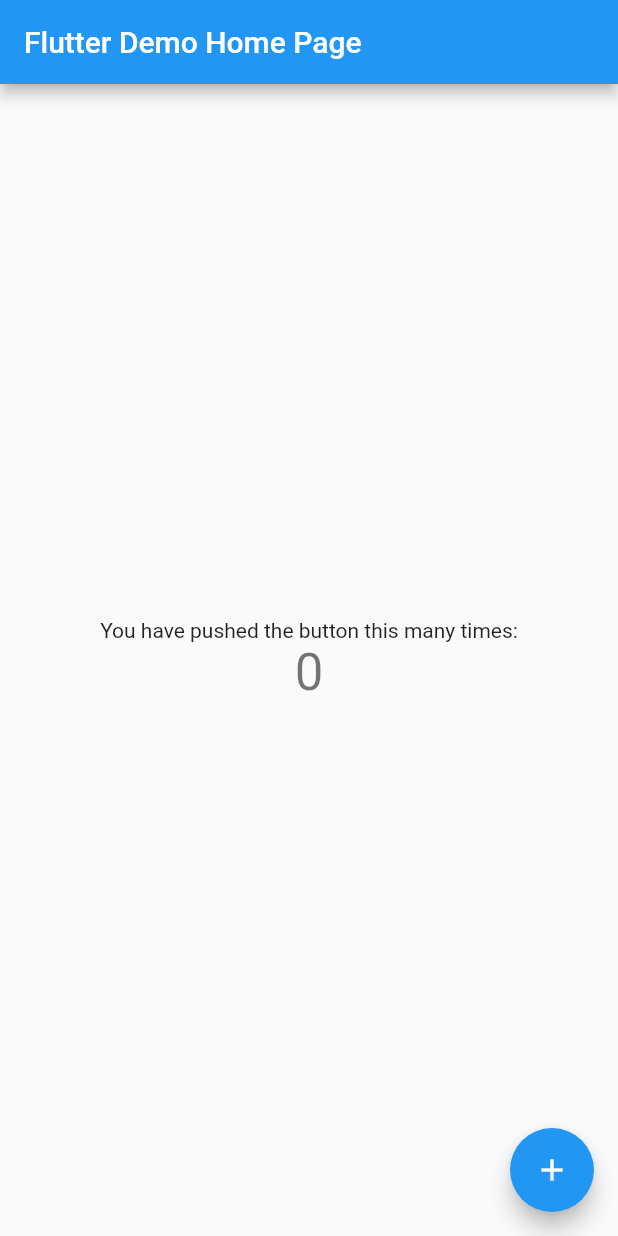
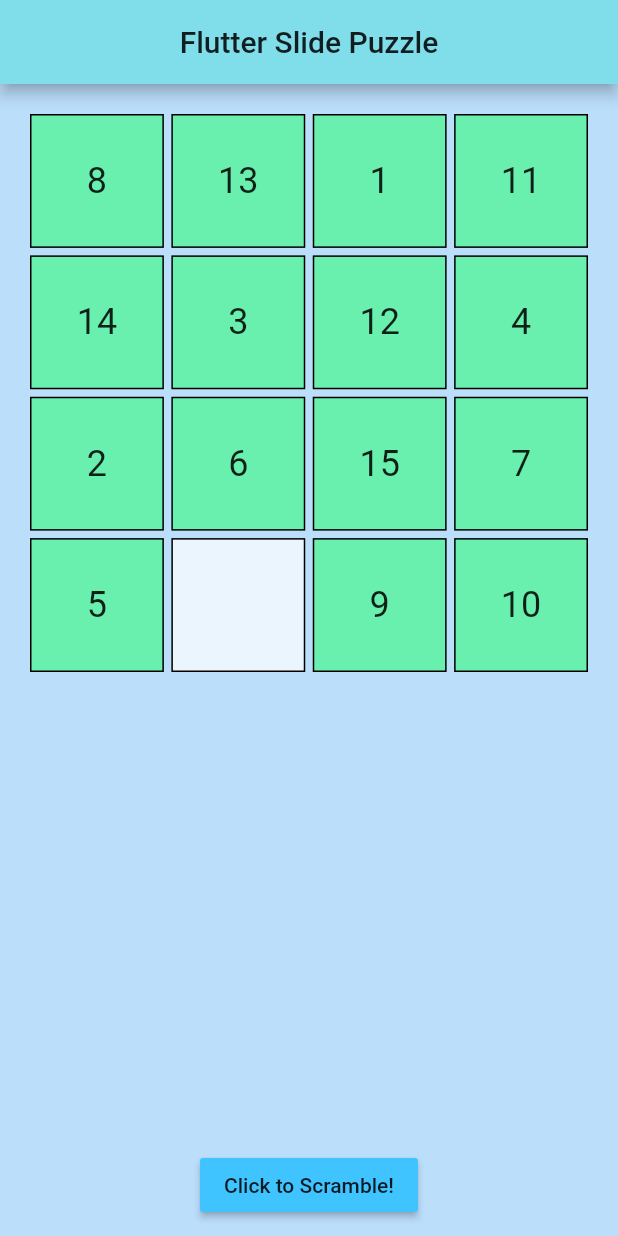
Before and after one commit to pahosler/Flutter-Slide-Puzzle, a Flutter app: the screen it shows after launch, on a phone screen of 412 x 824 dp. Run offline on Flutter 3.47's test engine with Material 2 defaults, Android fonts, the phone set to English and light mode, and no system bars.

Commit message:
flutter slide puzzle

```diff
--- a/lib/main.dart
+++ b/lib/main.dart
@@ -1,4 +1,8 @@
 import 'package:flutter/material.dart';
+import 'dart:math';
+
+var now = new DateTime.now();
+Random rnd = new Random(now.millisecondsSinceEpoch);
 
 void main() => runApp(MyApp());
 
@@ -9,103 +13,149 @@ class MyApp extends StatelessWidget {
     return MaterialApp(
       title: 'Flutter Demo',
       theme: ThemeData(
-        // This is the theme of your application.
-        //
-        // Try running your application with "flutter run". You'll see the
-        // application has a blue toolbar. Then, without quitting the app, try
-        // changing the primarySwatch below to Colors.green and then invoke
-        // "hot reload" (press "r" in the console where you ran "flutter run",
-        // or simply save your changes to "hot reload" in a Flutter IDE).
-        // Notice that the counter didn't reset back to zero; the application
-        // is not restarted.
-        primarySwatch: Colors.blue,
+        primarySwatch: Colors.cyan,
+        primaryColor: Colors.cyan[200],
       ),
-      home: MyHomePage(title: 'Flutter Demo Home Page'),
+      home: Puzzle(title: 'Flutter Slide Puzzle'),
     );
   }
 }
 
-class MyHomePage extends StatefulWidget {
-  MyHomePage({Key key, this.title}) : super(key: key);
-
-  // This widget is the home page of your application. It is stateful, meaning
-  // that it has a State object (defined below) that contains fields that affect
-  // how it looks.
-
-  // This class is the configuration for the state. It holds the values (in this
-  // case the title) provided by the parent (in this case the App widget) and
-  // used by the build method of the State. Fields in a Widget subclass are
-  // always marked "final".
-
+class Puzzle extends StatefulWidget {
+  Puzzle({Key key, this.title}) : super(key: key);
   final String title;
-
   @override
-  _MyHomePageState createState() => _MyHomePageState();
+  _PuzzleState createState() => _PuzzleState();
 }
 
-class _MyHomePageState extends State<MyHomePage> {
-  int _counter = 0;
+class _PuzzleState extends State<Puzzle> {
+  final nums = [1, 2, 3, 4, 5, 6, 7, 8, 9, 10, 11, 12, 13, 14, 15, 0];
+  final white = Colors.white70;
+  List<int> scrambled = [];
+  var _green = Colors.greenAccent;
+  bool _scrambled = true;
+  int min = 0, max = 16;
 
-  void _incrementCounter() {
+  void scramble() {
+    int num = rnd.nextInt(max);
+    if (scrambled.length == nums.length) {
+      return;
+    }
+
+    if (scrambled.contains(num)) {
+      scramble();
+    } else {
+      scrambled.add(num);
+    }
+
+    if (scrambled.length < nums.length) {
+      scramble();
+    }
+  }
+
+  void moveTile(tileClicked) {
+    int blankTile = scrambled.indexOf(0);
+    int selectedTile = scrambled.indexOf(tileClicked);
+    if (tileClicked == 0) {
+      return;
+    }
+    if (blankTile == 3 && selectedTile == 4) {
+      return;
+    } else if (blankTile == 7 && selectedTile == 8) {
+      return;
+    } else if (blankTile == 11 && selectedTile == 12) {
+      return;
+    } else if (blankTile == 4 && selectedTile == 3) {
+      return;
+    } else if (blankTile == 8 && selectedTile == 7) {
+      return;
+    } else if (blankTile == 12 && selectedTile == 11) {
+      return;
+    } else if (selectedTile - 4 == blankTile ||
+        selectedTile + 4 == blankTile ||
+        selectedTile - 1 == blankTile ||
+        selectedTile + 1 == blankTile) {
+      setState(() {
+        scrambled[selectedTile] = 0;
+        scrambled[blankTile] = tileClicked;
+      });
+    } else {
+      return;
+    }
+  }
+
+  void changeColor() {
     setState(() {
-      // This call to setState tells the Flutter framework that something has
-      // changed in this State, which causes it to rerun the build method below
-      // so that the display can reflect the updated values. If we changed
-      // _counter without calling setState(), then the build method would not be
-      // called again, and so nothing would appear to happen.
-      _counter++;
+      _green = Colors.pinkAccent;
     });
+  }
+
+  Widget gamecell(context, num) {
+    bool isBlank = num == 0;
+    return GestureDetector(
+      onTap: () {
+        // changeColor();
+        moveTile(num);
+      },
+      child: Container(
+        decoration: BoxDecoration(
+          color: isBlank ? white : _green,
+          border: Border.all(),
+        ),
+        child: Center(
+          child: Text(
+            "${isBlank ? ' ' : num}",
+            style: Theme.of(context).textTheme.headline,
+          ),
+        ),
+      ),
+    );
   }
 
   @override
   Widget build(BuildContext context) {
-    // This method is rerun every time setState is called, for instance as done
-    // by the _incrementCounter method above.
-    //
-    // The Flutter framework has been optimized to make rerunning build methods
-    // fast, so that you can just rebuild anything that needs updating rather
-    // than having to individually change instances of widgets.
+    scramble();
     return Scaffold(
+      backgroundColor: Colors.blue[100],
       appBar: AppBar(
-        // Here we take the value from the MyHomePage object that was created by
-        // the App.build method, and use it to set our appbar title.
-        title: Text(widget.title),
+        title: Center(child: Text(widget.title)),
       ),
-      body: Center(
-        // Center is a layout widget. It takes a single child and positions it
-        // in the middle of the parent.
-        child: Column(
-          // Column is also layout widget. It takes a list of children and
-          // arranges them vertically. By default, it sizes itself to fit its
-          // children horizontally, and tries to be as tall as its parent.
-          //
-          // Invoke "debug painting" (press "p" in the console, choose the
-          // "Toggle Debug Paint" action from the Flutter Inspector in Android
-          // Studio, or the "Toggle Debug Paint" command in Visual Studio Code)
-          // to see the wireframe for each widget.
-          //
-          // Column has various properties to control how it sizes itself and
-          // how it positions its children. Here we use mainAxisAlignment to
-          // center the children vertically; the main axis here is the vertical
-          // axis because Columns are vertical (the cross axis would be
-          // horizontal).
-          mainAxisAlignment: MainAxisAlignment.center,
-          children: <Widget>[
-            Text(
-              'You have pushed the button this many times:',
+      body: Column(
+        children: <Widget>[
+          Expanded(
+            child: Container(
+              padding: EdgeInsets.all(10.0),
+              margin: EdgeInsets.all(10.0),
+              child: GridView.count(
+                crossAxisCount: 4,
+                crossAxisSpacing: 5.0,
+                mainAxisSpacing: 5.0,
+                children: List.generate(scrambled.length, (index) {
+                  return gamecell(context, scrambled[index]);
+                }),
+              ),
             ),
-            Text(
-              '$_counter',
-              style: Theme.of(context).textTheme.display1,
+          ),
+          Center(
+            child: Container(
+              padding: EdgeInsets.all(10.0),
+              child: RaisedButton(
+                highlightElevation: 6.0,
+                color: Colors.lightBlueAccent,
+                splashColor: Colors.blue[100],
+                onPressed: (() {
+                  scrambled.clear();
+                  setState(() {
+                    _scrambled = !_scrambled;
+                  });
+                  scramble();
+                }),
+                child: Text('Click to Scramble!'),
+              ),
             ),
-          ],
-        ),
+          ),
+        ],
       ),
-      floatingActionButton: FloatingActionButton(
-        onPressed: _incrementCounter,
-        tooltip: 'Increment',
-        child: Icon(Icons.add),
-      ), // This trailing comma makes auto-formatting nicer for build methods.
     );
   }
 }
```
